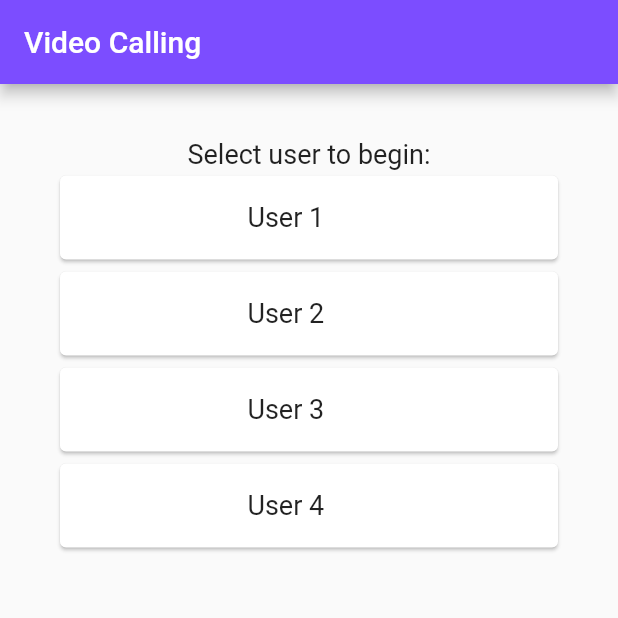
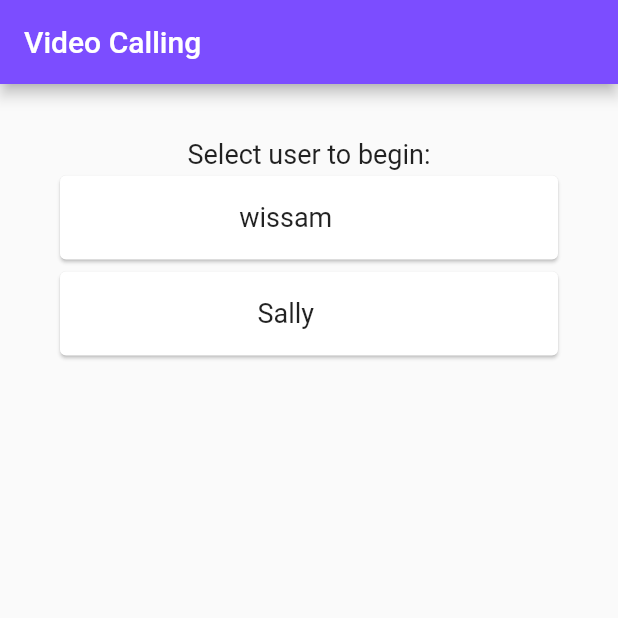
Before and after one commit to bgwissam/flutter_video_chatting_app, a Flutter app: the screen it shows after launch, on a phone screen of 412 x 824 dp, the top half of it. Run offline on Flutter 3.47's test engine with Material 2 defaults, Android fonts, the phone set to English and light mode, and no system bars; our stand-ins replace firebase_core, firebase_messaging, shared_preferences; missing offline and left inert: connectycube_flutter_call_kit, connectycube_sdk, device_id, flutter_call_kit, flutter_voip_push_notification; accounts and stored records are empty; statements that could not run were skipped.

Commit message:
changed users and fixed action panel

```diff
--- a/lib/conversation_screen.dart
+++ b/lib/conversation_screen.dart
@@ -134,12 +134,10 @@ class _ConversationCallScreenState extends State<ConversationCallScreen>
                   ),
           ),
         );
-
-        return rows;
       }
-
-      return streamExpanded;
+      return rows;
     }
+    return streamExpanded;
   }
 
   @override
@@ -237,7 +235,7 @@ class _ConversationCallScreenState extends State<ConversationCallScreen>
                   elevation: 0,
                   heroTag: 'Speaker',
                   child: Icon(
-                    Icons.mic,
+                    Icons.volume_up,
                     color: _isSpeakerEnabled ? Colors.grey : Colors.white,
                   ),
                   onPressed: () => _switchSpeaker(),
@@ -251,7 +249,7 @@ class _ConversationCallScreenState extends State<ConversationCallScreen>
                   elevation: 0,
                   heroTag: 'SwitchCamera',
                   child: Icon(
-                    Icons.mic,
+                    Icons.switch_video,
                     color: _isCameraEnabled ? Colors.grey : Colors.white,
                   ),
                   onPressed: () => _switchCamera(),
@@ -265,7 +263,7 @@ class _ConversationCallScreenState extends State<ConversationCallScreen>
                   elevation: 0,
                   heroTag: 'ToggleCamera',
                   child: Icon(
-                    Icons.mic,
+                    Icons.videocam,
                     color: _isVideoEnabled() ? Colors.grey : Colors.white,
                   ),
                   onPressed: () => _toggleCamera(),
--- a/lib/utils/configs.dart
+++ b/lib/utils/configs.dart
@@ -8,27 +8,11 @@ const String DEFAULT_PASS = 'SallyHakim@90';
 
 List<CubeUser> users = [
   CubeUser(
-    id: 1253158,
-    login: "call_user_1",
-    fullName: "User 1",
-    password: DEFAULT_PASS,
+    id: 4087155,
+    login: "bgwissam",
+    fullName: "wissam",
+    password: '12345678',
   ),
   CubeUser(
-    id: 1253159,
-    login: "call_user_2",
-    fullName: "User 2",
-    password: DEFAULT_PASS,
-  ),
-  CubeUser(
-    id: 1253160,
-    login: "call_user_3",
-    fullName: "User 3",
-    password: DEFAULT_PASS,
-  ),
-  CubeUser(
-    id: 1253162,
-    login: "call_user_4",
-    fullName: "User 4",
-    password: DEFAULT_PASS,
-  )
+      id: 4087178, login: 'sallyH', fullName: 'Sally', password: '12345678')
 ];
```
